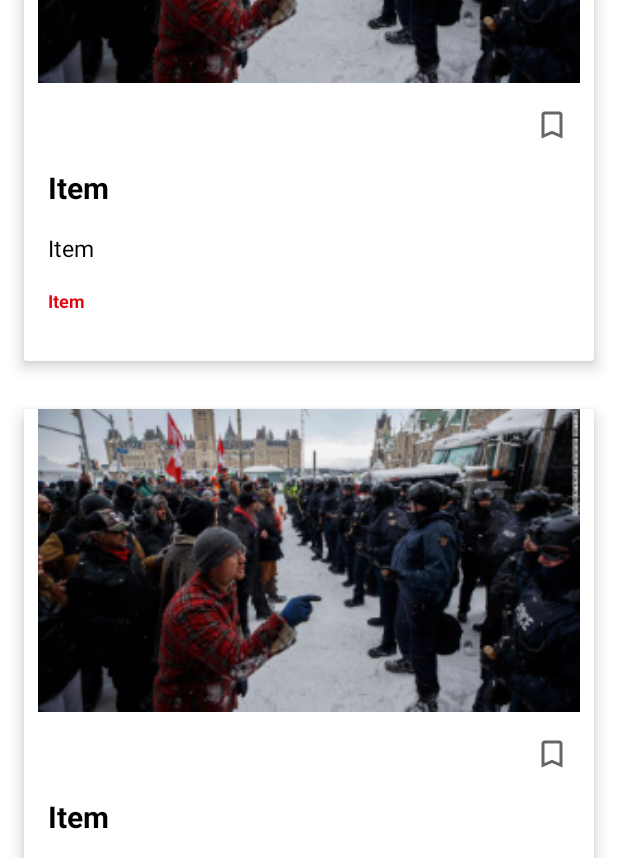
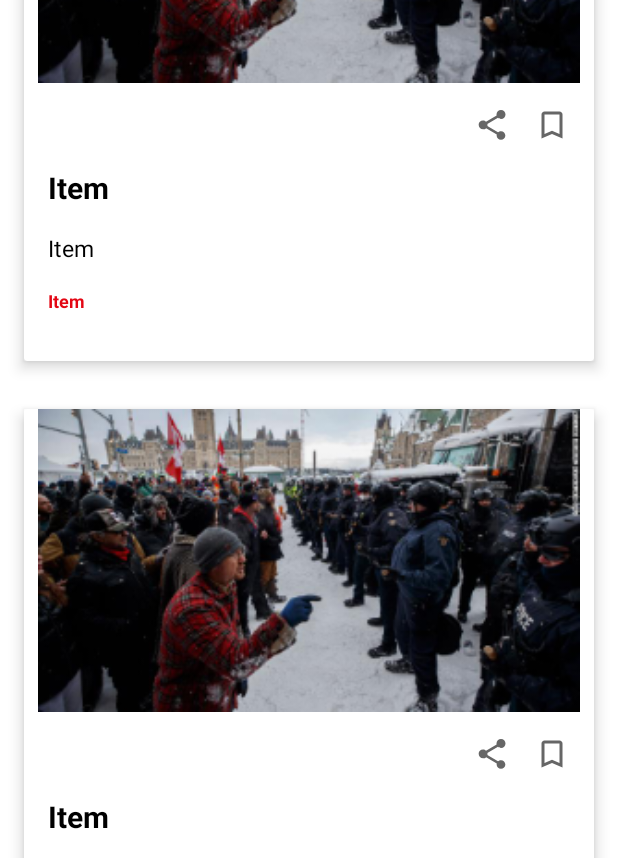
Before and after one commit to Keshavdulal/NewsBoxx-andr, an Android app: the layout activity_detail2.xml on its own in the app's theme, with its tools: preview values and no code run, on a phone screen of 412 x 824 dp. Shown: the part 244-1102 px from the top of the screen. Run offline under Robolectric (Android 15) with nearby library versions, the phone set to English and light mode, and no system bars.

Commit message:
added sahre icon

```diff
--- a/app/src/main/res/layout/card_view_design.xml
+++ b/app/src/main/res/layout/card_view_design.xml
@@ -27,16 +27,32 @@
             app:layout_constraintTop_toTopOf="parent"
             app:layout_constraintVertical_chainStyle="packed" />
 
+        <LinearLayout
+            android:layout_width="match_parent"
+            android:layout_height="match_parent"
+            android:layout_marginTop="16dp"
+            android:gravity="right"
+            android:layout_gravity="right">
+
+            <ImageButton
+                android:id="@+id/share_image"
+                android:layout_width="wrap_content"
+                android:layout_height="wrap_content"
+                android:layout_marginEnd="16dp"
+                android:background="@android:color/transparent"
+                android:textColor="#e30613"
+                app:srcCompat="?attr/actionModeShareDrawable" />
+
             <ImageButton
                 android:id="@+id/bookmark_image"
                 android:layout_width="wrap_content"
                 android:layout_height="wrap_content"
-            android:layout_gravity="right"
-            android:layout_marginTop="16dp"
                 android:layout_marginEnd="16dp"
                 android:background="@android:color/transparent"
                 android:textColor="#e30613"
                 app:srcCompat="@drawable/ic_bookmark_border" />
+
+        </LinearLayout>
 
         <TextView
             android:id="@+id/articleTitle"
```
Lines whose indentation alone changed are shown as unchanged.
